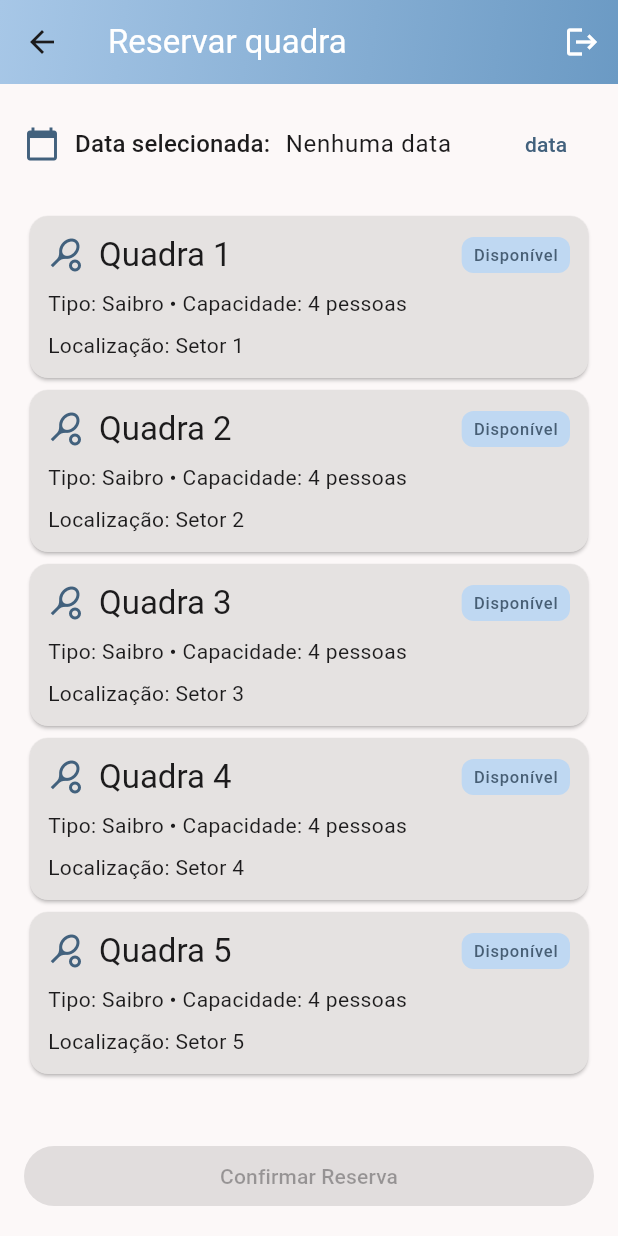
After one commit to Danielsalesds/Sistema-de-Reservas-de-Quadra-Esportivas, a Flutter app: the ReservaQuadraScreen screen opened directly, on a phone screen of 412 x 824 dp. The commit adds this screen. Run offline on Flutter 3.47's test engine with Material 3 defaults, Android fonts, the phone set to English and light mode, and no system bars; our stand-ins replace google_fonts.

Commit message:
Adicionando telas a versão principal

```diff
--- /dev/null
+++ b/lib/ui/pages/ReservaQuadraScreen.dart
@@ -0,0 +1,202 @@
+import 'package:flutter/material.dart';
+import 'package:clube/theme/theme.dart';
+
+class ReservaQuadraScreen extends StatefulWidget {
+  const ReservaQuadraScreen({super.key});
+
+  @override
+  State<ReservaQuadraScreen> createState() => _ReservaQuadraScreenState();
+}
+
+class _ReservaQuadraScreenState extends State<ReservaQuadraScreen> {
+  DateTime? _selectedDate;
+  int? _selectedQuadraIndex;
+
+  Widget _buildStatusBadge(ThemeData theme, ColorScheme colors) {
+    return Container(
+      padding: const EdgeInsets.symmetric(horizontal: 8, vertical: 4),
+      decoration: BoxDecoration(
+        color: colors.secondaryContainer,
+        borderRadius: BorderRadius.circular(8),
+      ),
+      child: Text(
+        'Disponível',
+        style: theme.textTheme.labelSmall?.copyWith(
+          color: colors.onSecondaryContainer,
+        ),
+      ),
+    );
+  }
+
+  @override
+  Widget build(BuildContext context) {
+    final theme = Theme.of(context);
+    final colors = theme.colorScheme;
+
+    return Scaffold(
+      appBar: AppBar(
+        title: Text('Reservar quadra', style: TextStyle(color: colors.onPrimary)),
+        flexibleSpace: _buildAppBarGradient(),
+        actions: [_buildLogoutButton(colors)],
+      ),
+      body: Padding(
+        padding: const EdgeInsets.all(16.0),
+        child: Column(
+          crossAxisAlignment: CrossAxisAlignment.start,
+          children: [
+            _buildDateSelector(theme, context),
+            const SizedBox(height: 20),
+            Expanded(child: _buildQuadrasList(theme, colors)),
+            _buildReserveButton(theme, colors),
+          ],
+        ),
+      ),
+    );
+  }
+
+  Widget _buildAppBarGradient() {
+    return Container(
+      decoration: const BoxDecoration(
+        gradient: LinearGradient(
+          colors: [Color(0xFFA7C7E7), Color(0xFF6B9AC4)],
+          stops: [0, 1],
+          begin: Alignment.topLeft,
+          end: Alignment.bottomRight,
+        ),
+      ),
+    );
+  }
+
+  Widget _buildLogoutButton(ColorScheme colors) {
+    return IconButton(
+      onPressed: () => Navigator.pop(context),
+      icon: const Icon(Icons.logout),
+      color: colors.onPrimary,
+    );
+  }
+
+  Widget _buildDateSelector(ThemeData theme, BuildContext context) {
+    return Row(
+      children: [
+        Icon(Icons.calendar_today, color: theme.colorScheme.primary),
+        const SizedBox(width: 10),
+        Text(
+          'Data selecionada:',
+          style: theme.textTheme.titleMedium,
+        ),
+        const SizedBox(width: 10),
+        Text(
+          _selectedDate != null
+              ? '${_selectedDate!.day}/${_selectedDate!.month}/${_selectedDate!.year}'
+              : 'Nenhuma data',
+          style: theme.textTheme.bodyLarge,
+        ),
+        const Spacer(),
+        TextButton(
+          onPressed: () => _selectDate(context),
+          child: const Text('data'),
+        ),
+      ],
+    );
+  }
+
+  Widget _buildQuadrasList(ThemeData theme, ColorScheme colors) {
+    return ListView.builder(
+      itemCount: 5,
+      itemBuilder: (context, index) => GestureDetector(
+        onTap: () => _selectQuadra(index),
+        child: Card(
+          color: _selectedQuadraIndex == index
+              ? colors.primaryContainer
+              : colors.surfaceContainerHighest,
+          child: Padding(
+            padding: const EdgeInsets.all(12.0),
+            child: Column(
+              crossAxisAlignment: CrossAxisAlignment.start,
+              children: [
+                Row(
+                  children: [
+                    Icon(Icons.sports_tennis, color: colors.primary),
+                    const SizedBox(width: 10),
+                    Text(
+                      'Quadra ${index + 1}',
+                      style: theme.textTheme.titleLarge,
+                    ),
+                    const Spacer(),
+                    _buildStatusBadge(theme, colors),
+                  ],
+                ),
+                const SizedBox(height: 8),
+                Text(
+                  'Tipo: Saibro • Capacidade: 4 pessoas',
+                  style: theme.textTheme.bodyMedium,
+                ),
+                const SizedBox(height: 8),
+                Text(
+                  'Localização: Setor ${index + 1}',
+                  style: theme.textTheme.bodyMedium,
+                ),
+              ],
+            ),
+          ),
+        ),
+      ),
+    );
+  }
+
+  void _selectQuadra(int index) {
+    setState(() {
+      _selectedQuadraIndex = index;
+    });
+  }
+
+  Future<void> _selectDate(BuildContext context) async {
+    final DateTime? picked = await showDatePicker(
+      context: context,
+      initialDate: DateTime.now(),
+      firstDate: DateTime.now(),
+      lastDate: DateTime(DateTime.now().year + 1),
+    );
+
+    if (picked != null && picked != _selectedDate) {
+      setState(() {
+        _selectedDate = picked;
+        _selectedQuadraIndex = null;
+      });
+    }
+  }
+
+  Widget _buildReserveButton(ThemeData theme, ColorScheme colors) {
+    return SizedBox(
+      width: double.infinity,
+      child: FilledButton(
+        onPressed: _selectedDate != null && _selectedQuadraIndex != null
+            ? () => _confirmReservation()
+            : null,
+        style: FilledButton.styleFrom(
+          backgroundColor: colors.primary,
+          foregroundColor: colors.onPrimary,
+        ),
+        child: const Text('Confirmar Reserva'),
+      ),
+    );
+  }
+
+  void _confirmReservation() {
+
+    showDialog(
+      context: context,
+      builder: (context) => AlertDialog(
+        title: const Text('Reserva Confirmada'),
+        content: Text('Quadra ${_selectedQuadraIndex! + 1} para '
+            '${_selectedDate!.day}/${_selectedDate!.month}/${_selectedDate!.year}'),
+        actions: [
+          TextButton(
+            onPressed: () => Navigator.pop(context),
+            child: const Text('OK'),
+          ),
+        ],
+      ),
+    );
+  }
+}
```
Also changed, not shown: lib/ui/pages/HomeAdmin.dart (+7 -3 lines), lib/ui/pages/HomeMembro2.dart (added, +96 -0 lines), lib/ui/pages/home_membro.dart (added, +110 -0 lines).
